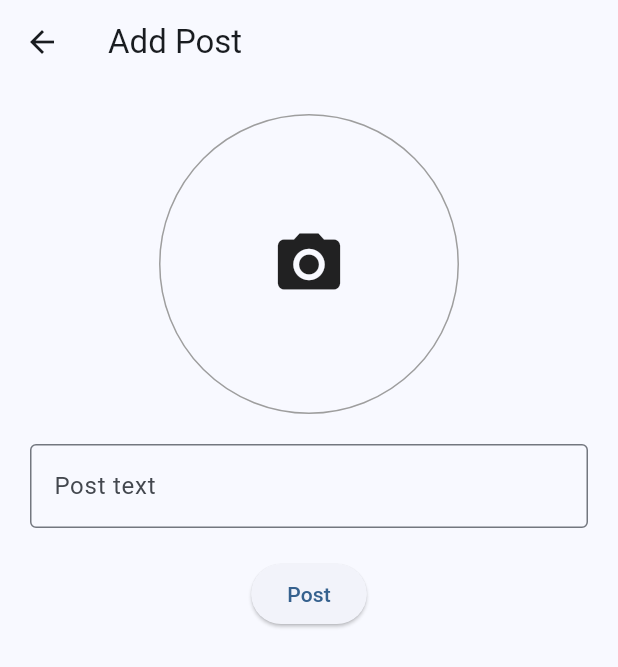
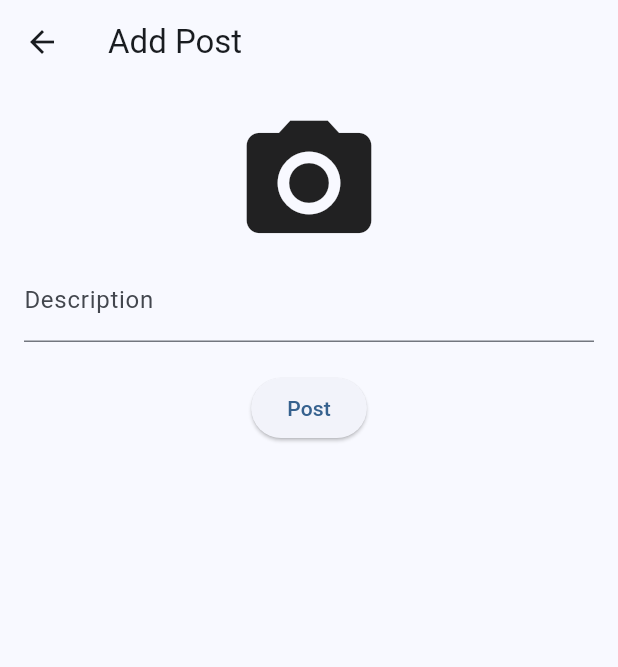
Before and after one commit to VenEsuella/fasum, a Flutter app: the screen it shows after launch, after a tap on the "add" icon, on a phone screen of 412 x 824 dp. Shown: the top 667 px of the screen. Run offline on Flutter 3.47's test engine with Material 3 defaults, Android fonts, the phone set to English and light mode, and no system bars; our stand-ins replace cloud_firestore, firebase_auth, firebase_core, firebase_storage, google_sign_in, image_picker; accounts and stored records are empty.

Commit message:
edit add post screen dan home screen

```diff
--- a/lib/screens/add_post_screen.dart
+++ b/lib/screens/add_post_screen.dart
@@ -1,6 +1,10 @@
+import 'dart:io';
+import 'package:cloud_firestore/cloud_firestore.dart';
+import 'package:firebase_storage/firebase_storage.dart';
 import 'package:flutter/material.dart';
 import 'package:image_picker/image_picker.dart';
-import 'dart:io';
+import 'package:firebase_auth/firebase_auth.dart';
+
 
 class AddPostScreen extends StatefulWidget {
   @override
@@ -8,26 +12,53 @@ class AddPostScreen extends StatefulWidget {
 }
 
 class _AddPostScreenState extends State<AddPostScreen> {
-  final _textController = TextEditingController();
-  late File _image;
+  File? _image;
+  final picker = ImagePicker();
+  final TextEditingController _descriptionController = TextEditingController();
 
-  @override
-  void initState() {
-    super.initState();
-    _image = File('');
+  Future getImage() async {
+    final pickedFile = await picker.pickImage(source: ImageSource.camera);
+
+    setState(() {
+      if (pickedFile != null) {
+        _image = File(pickedFile.path);
+      } else {
+        print('No image selected.');
       }
-  final picker = ImagePicker();
-  Future<void> _getImage() async {
-    final pickedFile = await picker.pickImage(source: ImageSource.camera);
-    if (pickedFile != null) {
-      setState(() {
-        _image = File(pickedFile.path);
     });
   }
+
+  Future<void> _uploadPost() async {
+    if (_image == null || _descriptionController.text.isEmpty) {
+      ScaffoldMessenger.of(context).showSnackBar(
+        SnackBar(content: Text('Image and description are required')),
+      );
+      return;
     }
 
-  Future<void> _savePost() async {
-    // TODO: Save post to Firebase Cloud Firestore
+    String imageUrl;
+    try {
+      final ref = FirebaseStorage.instance
+          .ref()
+          .child('post_images')
+          .child('${DateTime.now()}.jpg');
+      await ref.putFile(_image!);
+      imageUrl = await ref.getDownloadURL();
+    } catch (e) {
+      print(e);
+      return;
+    }
+
+    final user = FirebaseAuth.instance.currentUser;
+    final username = user?.email ?? 'Anonymous';
+
+    FirebaseFirestore.instance.collection('posts').add({
+      'imageUrl': imageUrl,
+      'description': _descriptionController.text,
+      'timestamp': Timestamp.now(),
+      'username': username, // Hardcoded username, you can replace this with actual user data
+    });
+
     Navigator.pop(context);
   }
 
@@ -35,46 +66,30 @@ class _AddPostScreenState extends State<AddPostScreen> {
   Widget build(BuildContext context) {
     return Scaffold(
       appBar: AppBar(
-        title: const Text('Add Post'),
+        title: Text('Add Post'),
       ),
-      body: Padding(
-        padding: const EdgeInsets.all(20.0),
+      body: SingleChildScrollView(
+        child: Padding(
+          padding: const EdgeInsets.all(16.0),
           child: Column(
             children: [
-            // A. Image that can be pressed to display the camera to take a photo
               GestureDetector(
-              onTap: _getImage,
-              child: Container(
-                height: 200,
-                width: 200,
-                decoration: BoxDecoration(
-                  shape: BoxShape.circle,
-                  border: Border.all(color: Colors.grey),
+                onTap: getImage,
+                child: _image == null
+                    ? Icon(Icons.camera_alt, size: 100)
+                    : Image.file(_image!),
               ),
-                child: _image.path.isNotEmpty
-                    ? Image.file(_image)
-                    : const Icon(Icons.camera_alt, size: 50),
+              TextField(
+                controller: _descriptionController,
+                decoration: InputDecoration(labelText: 'Description'),
               ),
-            ),
-            const SizedBox(height: 20),
-
-            // B. TextField to fill in the post text
-            TextField(
-              controller: _textController,
-              decoration: const InputDecoration(
-                labelText: 'Post text',
-                border: OutlineInputBorder(),
-              ),
-              maxLines: null,
-            ),
-            const SizedBox(height: 20),
-
-            // C. ElevatedButton with the text "Post" to save the post to Firebase Cloud Firestore
+              SizedBox(height: 20),
               ElevatedButton(
-              onPressed: _savePost,
-              child: const Text('Post'),
+                onPressed: _uploadPost,
+                child: Text('Post'),
               ),
             ],
+          ),
         ),
       ),
     );
--- a/lib/screens/home_screen.dart
+++ b/lib/screens/home_screen.dart
@@ -2,10 +2,16 @@ import 'package:fasum/screens/add_post_screen.dart';
 import 'package:flutter/material.dart';
 import 'package:firebase_auth/firebase_auth.dart';
 import 'package:fasum/screens/sign_in_screen.dart';
+import 'package:cloud_firestore/cloud_firestore.dart';
 
-class HomeScreen extends StatelessWidget {
+class HomeScreen extends StatefulWidget {
   const HomeScreen({super.key});
 
+  @override
+  State<HomeScreen> createState() => _HomeScreenState();
+}
+
+class _HomeScreenState extends State<HomeScreen> {
   Future<void> signOut(BuildContext context) async {
     await FirebaseAuth.instance.signOut();
 
@@ -17,24 +23,43 @@ class HomeScreen extends StatelessWidget {
   Widget build(BuildContext context) {
     return Scaffold(
       appBar: AppBar(
-        title: const Text('Home'),
-        backgroundColor: Theme.of(context).colorScheme.inversePrimary,
-        actions: [
-          IconButton(
-            onPressed: () {
-              signOut(context);
-            },
-            icon: const Icon(Icons.logout),
-          ),
-        ],
+        title: Text('Home Screen'),
       ),
-      body: const Center(
-        child: Text('You Have Logged In'),
+      body: StreamBuilder(
+        stream: FirebaseFirestore.instance.collection('posts').snapshots(),
+        builder: (context, AsyncSnapshot<QuerySnapshot> snapshot) {
+          if (!snapshot.hasData) {
+            return Center(child: CircularProgressIndicator());
+          }
+          return ListView(
+            children: snapshot.data!.docs.map((document) {
+              return Card(
+                child: ListTile(
+                  leading: document['imageUrl'] != null
+                      ? Image.network(document['imageUrl'])
+                      : Icon(Icons.image),
+                  title: Text(document['username']),
+                  subtitle: Column(
+                    crossAxisAlignment: CrossAxisAlignment.start,
+                    children: [
+                      Text(document['timestamp'].toDate().toString()),
+                      Text(document['description']),
+                    ],
+                  ),
+                ),
+              );
+            }).toList(),
+          );
+        },
       ),
-      floatingActionButton: FloatingActionButton(onPressed: (){
-        Navigator.push(context, MaterialPageRoute(builder: (context)=> AddPostScreen()));
-      },
-      child: const Icon(Icons.add),
+      floatingActionButton: FloatingActionButton(
+        onPressed: () {
+          Navigator.push(
+            context,
+            MaterialPageRoute(builder: (context) => AddPostScreen()),
+          );
+        },
+        child: Icon(Icons.add),
       ),
     );
   }
```
Also changed, not shown: pubspec.yaml (+9 -1 lines), pubspec.lock, 5 other files. Lines whose indentation alone changed are shown as unchanged.
